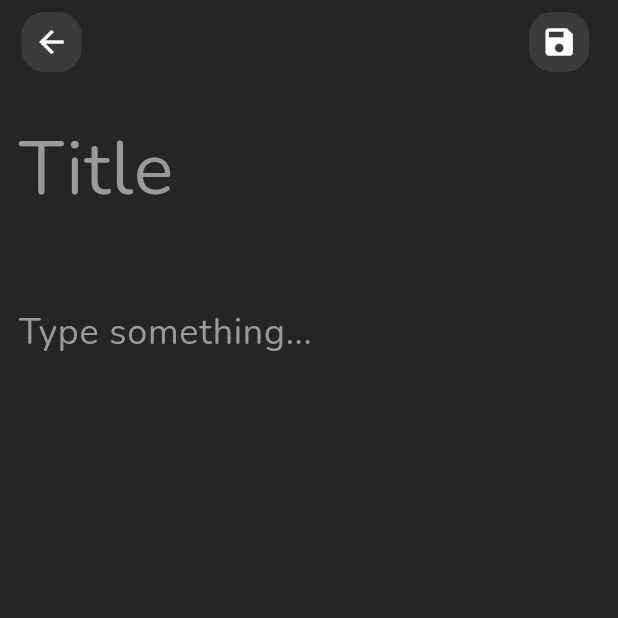
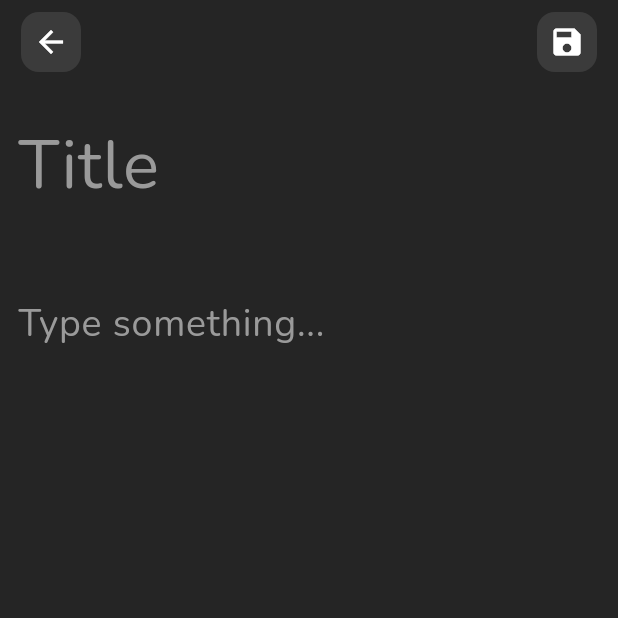
Before and after one commit to AmjadWaher/NoteAssignment, a Flutter app: the screen it shows after launch, after a tap on the "add" icon, on a phone screen of 412 x 824 dp, the top half of it. Run offline on Flutter 3.47's test engine with Material 3 defaults, Android fonts, the phone set to English and light mode, and no system bars; our stand-ins replace google_fonts, sqflite; accounts and stored records are empty.

Commit message:
18/12/2024

```diff
--- a/lib/pages/add_note.dart
+++ b/lib/pages/add_note.dart
@@ -27,14 +27,12 @@ class _AddNoteState extends State<AddNote> {
 
   @override
   Widget build(BuildContext context) {
-    final mq = MediaQuery.of(context).size;
-
     return Scaffold(
       appBar: AppBar(
         automaticallyImplyLeading: false,
-        actionsPadding: EdgeInsets.only(right: mq.width * 0.037),
+        actionsPadding: EdgeInsets.only(right: 10),
         actions: [
-          SizedBox(width: mq.width * 0.025),
+          SizedBox(width: 10),
           IconButton(
             onPressed: () {
               if (titleController.text.isNotEmpty) {
@@ -46,7 +44,7 @@ class _AddNoteState extends State<AddNote> {
             style: IconButton.styleFrom(
               backgroundColor: Color.fromARGB(255, 59, 59, 59),
               shape: RoundedRectangleBorder(
-                borderRadius: BorderRadius.circular(mq.width * 0.037),
+                borderRadius: BorderRadius.circular(12),
               ),
             ),
             icon: Icon(Icons.arrow_back),
@@ -78,7 +76,7 @@ class _AddNoteState extends State<AddNote> {
             style: IconButton.styleFrom(
               backgroundColor: Color.fromARGB(255, 59, 59, 59),
               shape: RoundedRectangleBorder(
-                borderRadius: BorderRadius.circular(mq.width * 0.037),
+                borderRadius: BorderRadius.circular(12),
               ),
             ),
             icon: Icon(Icons.save),
@@ -86,7 +84,7 @@ class _AddNoteState extends State<AddNote> {
         ],
       ),
       body: Padding(
-        padding: EdgeInsets.all(mq.width * 0.03),
+        padding: EdgeInsets.all(12),
         child: ListView(
           children: [
             TextField(
@@ -94,14 +92,14 @@ class _AddNoteState extends State<AddNote> {
               cursorColor: Color.fromARGB(255, 255, 255, 255),
               style: TextStyle(
                 color: Color.fromARGB(255, 255, 255, 255),
-                fontSize: mq.width * 0.085,
+                fontSize: 45,
                 fontWeight: FontWeight.w400,
               ),
               decoration: InputDecoration(
                 hintText: 'Title',
                 hintStyle: TextStyle(
                   color: Color.fromARGB(255, 154, 154, 154),
-                  fontSize: mq.width * 0.12,
+                  fontSize: 45,
                   fontWeight: FontWeight.w400,
                 ),
                 border: InputBorder.none,
@@ -116,14 +114,14 @@ class _AddNoteState extends State<AddNote> {
               cursorColor: Color.fromARGB(255, 255, 255, 255),
               style: TextStyle(
                 color: Color.fromARGB(255, 255, 255, 255),
-                fontSize: mq.width * 0.058,
+                fontSize: 25,
                 fontWeight: FontWeight.w400,
               ),
               decoration: InputDecoration(
                 hintText: 'Type something...',
                 hintStyle: TextStyle(
                   color: Color.fromARGB(255, 154, 154, 154),
-                  fontSize: mq.width * 0.058,
+                  fontSize: 25,
                   fontWeight: FontWeight.w400,
                 ),
                 border: InputBorder.none,
--- a/lib/pages/home.dart
+++ b/lib/pages/home.dart
@@ -1,5 +1,3 @@
-import 'dart:developer';
-
 import 'package:flutter/material.dart';
 import 'package:notes_app/DB/note.dart';
 import 'package:notes_app/controller/home.dart';
@@ -33,7 +31,6 @@ class _HomeState extends State<HomeScreen> {
 
   @override
   Widget build(BuildContext context) {
-    final mq = MediaQuery.of(context).size;
     return Scaffold(
       appBar: AppBar(
         title: isSearch
@@ -42,7 +39,7 @@ class _HomeState extends State<HomeScreen> {
                 style: TextStyle(
                   color: Colors.white,
                   fontWeight: FontWeight.w600,
-                  fontSize: mq.width * 0.04,
+                  fontSize: 20,
                 ),
                 onChanged: (value) {
                   notesSearchList = searchInNotes(value);
@@ -55,7 +52,7 @@ class _HomeState extends State<HomeScreen> {
             : Text(
                 'Notes',
                 style: TextStyle(
-                  fontSize: mq.width * 0.1,
+                  fontSize: 35,
                   fontWeight: FontWeight.w600,
                 ),
               ),
@@ -69,17 +66,16 @@ class _HomeState extends State<HomeScreen> {
             style: IconButton.styleFrom(
               backgroundColor: Color.fromARGB(255, 59, 59, 59),
               shape: RoundedRectangleBorder(
-                borderRadius: BorderRadius.circular(mq.width * 0.037),
+                borderRadius: BorderRadius.circular(12),
               ),
             ),
             icon: Icon(isSearch ? Icons.search_off : Icons.search),
           ),
-          SizedBox(width: mq.width * 0.03),
+          SizedBox(width: 10),
         ],
       ),
       floatingActionButton: FloatingActionButton(
         onPressed: () {
-          log('init Notes length ${notes.length}');
           Navigator.of(context).push(
             MaterialPageRoute(
               builder: (context) => const AddNote(),
@@ -99,9 +95,7 @@ class _HomeState extends State<HomeScreen> {
       ),
       body: notesSearchList.isNotEmpty || isSearch
           ? Padding(
-              padding: EdgeInsets.all(
-                mq.width * 0.045,
-              ),
+              padding: EdgeInsets.all(20),
               child: ListView.builder(
                 itemCount: notesSearchList.length,
                 itemBuilder: (context, index) {
@@ -129,9 +123,7 @@ class _HomeState extends State<HomeScreen> {
                         ],
                       )
                     : Padding(
-                        padding: EdgeInsets.all(
-                          mq.width * 0.045,
-                        ),
+                        padding: EdgeInsets.all(15),
                         child: ListView.builder(
                           itemCount: notes.length,
                           itemBuilder: (context, index) {
@@ -139,18 +131,16 @@ class _HomeState extends State<HomeScreen> {
                               key: Key(notes[index].id),
                               onDismissed: (direction) {
                                 removeNote(context, notes[index]);
-                                log('${notes.length}');
                               },
                               background: Padding(
-                                padding:
-                                    EdgeInsets.only(bottom: mq.width * 0.05),
+                                padding: EdgeInsets.only(bottom: 16),
                                 child: Container(
                                   color: Colors.red,
                                   child: Align(
                                     alignment: Alignment.center,
                                     child: Icon(
                                       Icons.delete,
-                                      size: mq.width * 0.1,
+                                      size: 35,
                                       color: Colors.white,
                                     ),
                                   ),
```
